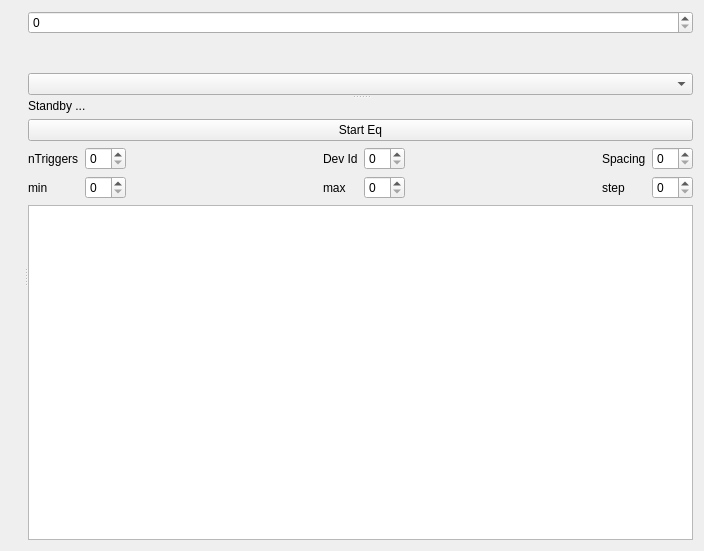
Old version of the form SpidrMpx3Eq/qcstmequalization.ui in the repository navrit/dexter.
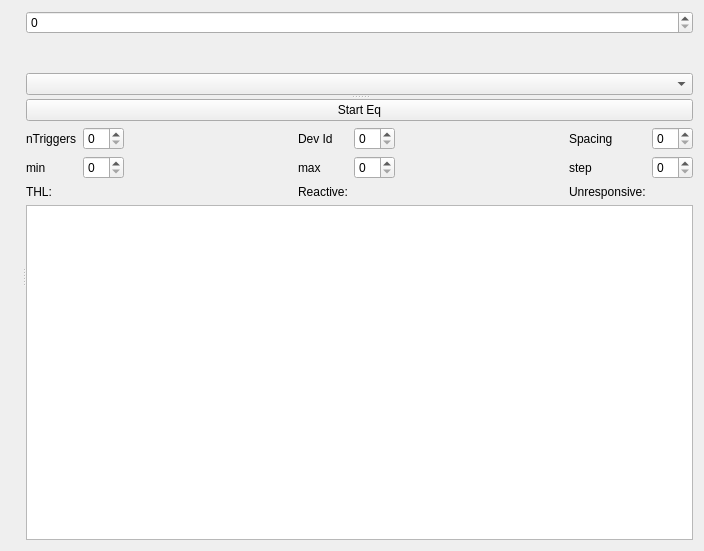
New version of the form. Custom widgets are drawn as their Qt base class.

```diff
--- a/SpidrMpx3Eq/qcstmequalization.ui
+++ b/SpidrMpx3Eq/qcstmequalization.ui
@@ -59,13 +59,6 @@
       </widget>
       <widget class="QWidget" name="layoutWidget">
        <layout class="QVBoxLayout" name="verticalLayout_10">
-        <item>
-         <widget class="QLabel" name="_statusLabel">
-          <property name="text">
-           <string>Standby ...</string>
-          </property>
-         </widget>
-        </item>
         <item>
          <widget class="QPushButton" name="_startEq">
           <property name="text">
@@ -213,6 +206,54 @@
               </property>
              </spacer>
             </item>
+            <item row="2" column="0">
+             <widget class="QLabel" name="label_4">
+              <property name="text">
+               <string>THL:</string>
+              </property>
+             </widget>
+            </item>
+            <item row="2" column="1">
+             <widget class="QLabel" name="eqLabelTHLCurrentValue">
+              <property name="layoutDirection">
+               <enum>Qt::RightToLeft</enum>
+              </property>
+              <property name="text">
+               <string/>
+              </property>
+             </widget>
+            </item>
+            <item row="2" column="3">
+             <widget class="QLabel" name="label_5">
+              <property name="text">
+               <string>Reactive:</string>
+              </property>
+             </widget>
+            </item>
+            <item row="2" column="4">
+             <widget class="QLabel" name="eqLabelNPixelsReactive">
+              <property name="layoutDirection">
+               <enum>Qt::RightToLeft</enum>
+              </property>
+              <property name="text">
+               <string/>
+              </property>
+             </widget>
+            </item>
+            <item row="2" column="6">
+             <widget class="QLabel" name="label_6">
+              <property name="text">
+               <string>Unresponsive:</string>
+              </property>
+             </widget>
+            </item>
+            <item row="2" column="7">
+             <widget class="QLabel" name="eqLabelNPixelsUnresponsive">
+              <property name="text">
+               <string/>
+              </property>
+             </widget>
+            </item>
            </layout>
           </item>
          </layout>
```
Left out of the diff: 8 changed lines with no effect on the pictures.
